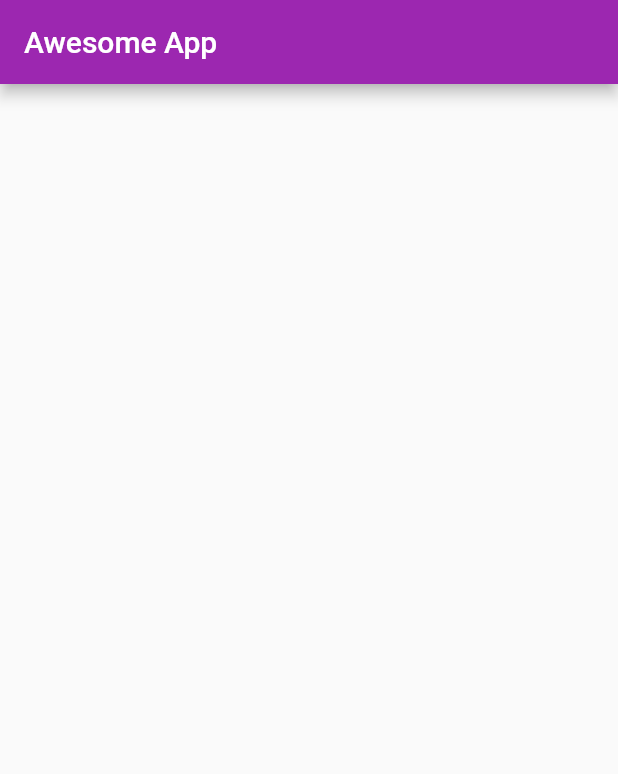
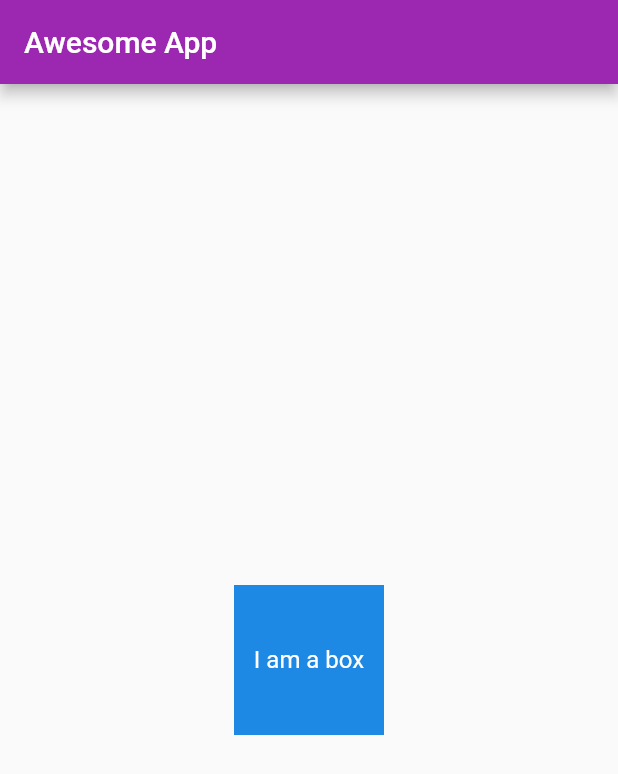
Before and after one commit to zubairbhuian/flutter-app, a Flutter app: the screen it shows after launch, on a phone screen of 412 x 824 dp. Shown: the top 774 px of the screen. Run offline on Flutter 3.47's test engine with Material 2 defaults, Android fonts, the phone set to English and light mode, and no system bars.

Commit message:
flutter10.7

```diff
--- a/lib/main.dart
+++ b/lib/main.dart
@@ -1,18 +1,17 @@
-import 'package:flutter/cupertino.dart';
-import 'package:flutter/foundation.dart';
-import 'package:flutter/material.dart';
 import 'package:flutter/material.dart';
 
 void main() {
   runApp(MaterialApp(
-    home: HomePage(),
+      debugShowCheckedModeBanner: false,
+    home:const HomePage(),
     theme: ThemeData(
+
       primarySwatch:Colors.purple),
   ));
 }
 
 class HomePage extends StatelessWidget {
-  // const HomePage({Key? key}) : super(key: key);
+  const HomePage({Key? key}) : super(key: key);
 
   @override
   Widget build(BuildContext context) {
@@ -20,6 +19,23 @@ class HomePage extends StatelessWidget {
       appBar: AppBar(
         title:const Text("Awesome App"),
       ),
+      body:Center(
+        child: Container(
+          padding: const EdgeInsets.all(8),
+          color: Colors.blue[600],
+          width: 100,
+          height: 100,
+          alignment:Alignment.center,
+
+          child: const Text(
+            "I am a box",
+            style:TextStyle(
+              fontSize: 16,
+              color: Colors.white
+            ),
+            ),
+        ),
+      ),
     );
   }
 }
```
Also changed, not shown: images/demo.png.
